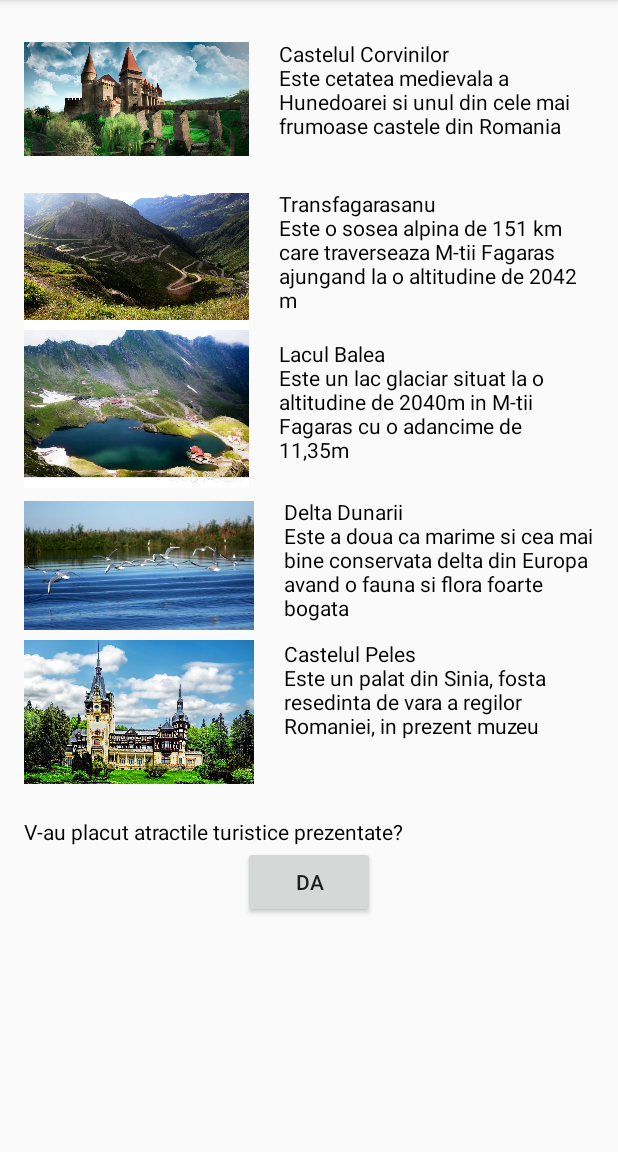
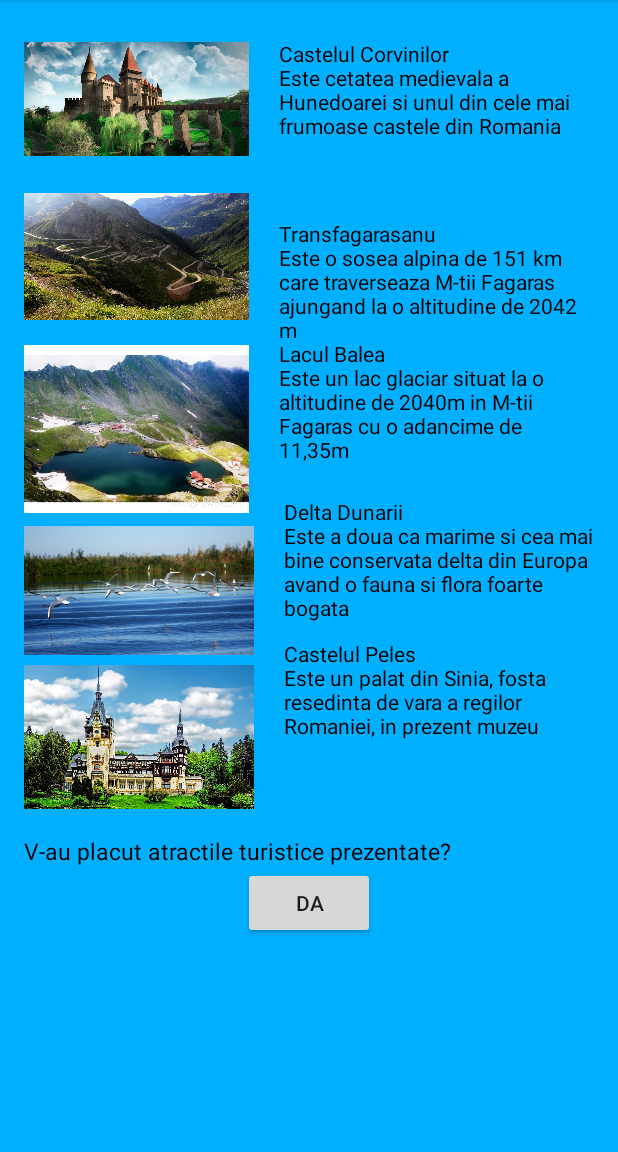
Before and after one commit to ReteDavid/ReteDavid_StudyJamssFinalProject, an Android app: the screen it shows after launch (MainActivity), on a phone screen of 412 x 824 dp, the part 84-1236 px from its top. Run offline under Robolectric (Android 15) with nearby library versions, the phone set to English and light mode, and no system bars.

Commit message:
first commit

```diff
--- a/app/src/main/res/layout/activity_main.xml
+++ b/app/src/main/res/layout/activity_main.xml
@@ -1,23 +1,21 @@
 <?xml version="1.0" encoding="utf-8"?>
-<RelativeLayout xmlns:android="http://schemas.android.com/apk/res/android"
+<ScrollView
+    xmlns:android="http://schemas.android.com/apk/res/android"
     xmlns:tools="http://schemas.android.com/tools"
+    android:layout_width="match_parent"
+    android:layout_height="match_parent"
+    tools:context="com.studyjams.drete.fiveattractionsinromania.MainActivity"
+    android:background="#00b0ff">
+    <RelativeLayout
+
     android:layout_width="match_parent"
     android:layout_height="match_parent"
     android:paddingBottom="@dimen/activity_vertical_margin"
     android:paddingLeft="@dimen/activity_horizontal_margin"
     android:paddingRight="@dimen/activity_horizontal_margin"
     android:paddingTop="@dimen/activity_vertical_margin"
-    tools:context="com.studyjams.drete.fiveattractionsinromania.MainActivity">
+    >
 
-    <ScrollView
-        android:layout_width="fill_parent"
-        android:layout_height="fill_parent"
-        >
-        <RelativeLayout
-            android:layout_width="fill_parent"
-            android:layout_height="fill_parent"
-            android:orientation="vertical"
-            >
             <ImageView
                 android:id="@+id/photo1"
                 android:layout_width="150dp"
@@ -25,6 +23,7 @@
                 android:src="@drawable/corvinilor"
                 />
             <TextView
+                android:id="@+id/text1"
                 android:layout_marginTop="10dp"
                 android:layout_marginLeft="20dp"
                 android:layout_toRightOf="@id/photo1"
@@ -40,7 +39,7 @@
                 android:layout_height="110dp"
                 android:src="@drawable/trans"/>
             <TextView
-                android:layout_marginTop="110dp"
+                android:layout_marginTop="130dp"
                 android:layout_marginLeft="20dp"
                 android:layout_width="match_parent"
                 android:layout_height="wrap_content"
@@ -53,7 +52,7 @@
                 android:layout_width="150dp"
                 android:layout_height="120dp"
                 android:src="@drawable/balea"
-                android:layout_below="@+id/textView"
+                android:layout_below="@+id/photo2"
                 android:layout_alignRight="@+id/photo2"
                 android:layout_alignEnd="@+id/photo2" />
             <TextView
@@ -64,7 +63,7 @@
                 android:layout_toRightOf="@id/photo3"
                 android:textColor="#000000"
                 android:text="Lacul Balea\nEste un lac glaciar situat la o altitudine de 2040m in M-tii Fagaras cu o adancime de 11,35m"
-                />
+                android:id="@+id/textView5" />
             <ImageView
                 android:id="@+id/photo4"
                 android:layout_below="@id/photo3"
@@ -79,7 +78,7 @@
                 android:layout_toRightOf="@id/photo4"
                 android:textColor="#000000"
                 android:text="Delta Dunarii\nEste a doua ca marime si cea mai bine conservata delta din Europa avand o fauna si flora foarte bogata"
-                />
+                android:id="@+id/textView4" />
             <ImageView
                 android:id="@+id/photo5"
                 android:layout_below="@id/photo4"
@@ -94,13 +93,14 @@
                 android:layout_toRightOf="@id/photo5"
                 android:textColor="#000000"
                 android:text="Castelul Peles\nEste un palat din Sinia, fosta resedinta de vara a regilor Romaniei, in prezent muzeu"
-                />
+                android:id="@+id/textView3" />
             <TextView
-                android:id="@+id/text1"
+                android:id="@+id/text6"
                 android:layout_width="fill_parent"
                 android:layout_height="wrap_content"
                 android:layout_below="@id/photo5"
-                android:layout_marginTop="20dp"
+                android:layout_marginTop="15dp"
+                android:textSize="15dp"
                 android:text="V-au placut atractile turistice prezentate?"
                 android:textColor="#000000"
                 />
@@ -109,12 +109,11 @@
                 android:layout_height="wrap_content"
                 android:text="DA"
                 android:id="@+id/but1"
-                android:layout_centerHorizontal="true"
                 android:onClick="onClick"
-                android:layout_below="@id/text1"/>
+                android:layout_below="@id/text6"
+                android:layout_centerHorizontal="true"/>
 
-        </RelativeLayout>
-    </ScrollView>
 
 
 </RelativeLayout>
+</ScrollView>
--- a/app/src/main/res/layout/activity_second.xml
+++ b/app/src/main/res/layout/activity_second.xml
@@ -11,10 +11,10 @@
     <TextView
         android:layout_width="wrap_content"
         android:layout_height="wrap_content"
-        android:textAppearance="?android:attr/textAppearanceLarge"
         android:text="Va multumim!\n\nVa asteptam sa vizitati Romania!!"
         android:id="@+id/textView2"
         android:textColor="#F57F17"
+        android:textSize="30dp"
         android:layout_alignParentTop="true"
         android:layout_centerHorizontal="true"
         android:layout_marginTop="100dp" />
```
